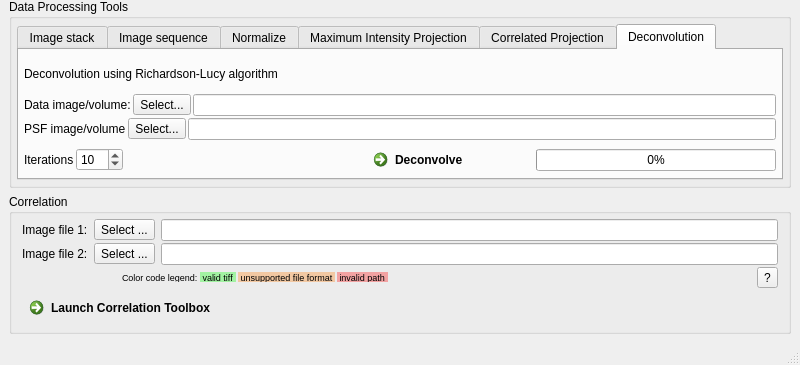
rosalindfranklininstitute/3DCT, file TDCT_main.ui: the form before one commit; both pictures show x 0 to 800 and y 335 to 700 of the 800 by 700 pixel window.
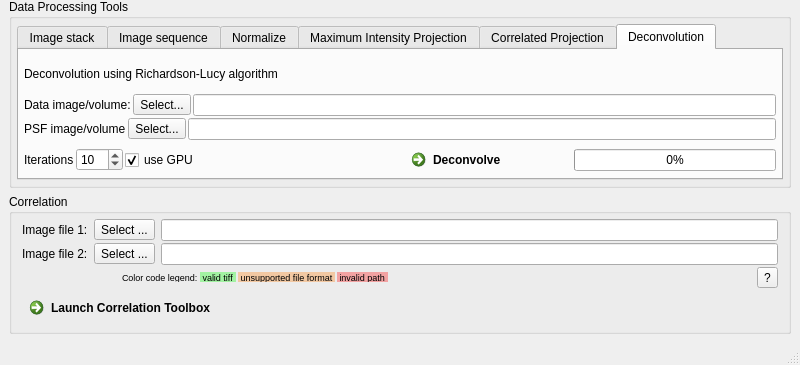
The form after the commit. Icons and pictures are not drawn. Custom widgets are drawn as their Qt base class.

The edit to the form file:
```diff
--- a/TDCT_main.ui
+++ b/TDCT_main.ui
@@ -1800,6 +1800,16 @@
                </property>
               </widget>
              </item>
+             <item>
+              <widget class="QCheckBox" name="checkBoxUseGPU">
+               <property name="text">
+                <string>use GPU</string>
+               </property>
+               <property name="checked">
+                <bool>true</bool>
+               </property>
+              </widget>
+             </item>
              <item>
               <spacer name="horizontalSpacer_26">
                <property name="orientation">
```
Left out of the diff: 2 changed lines with no effect on the pictures.
